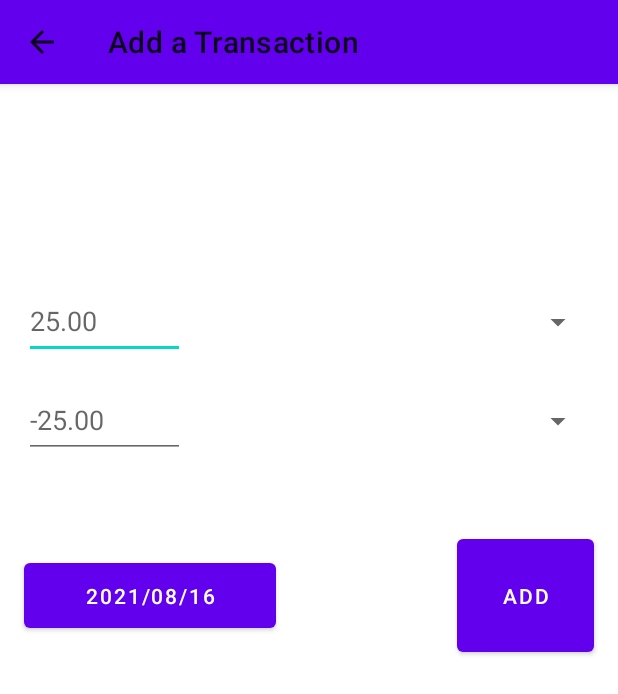
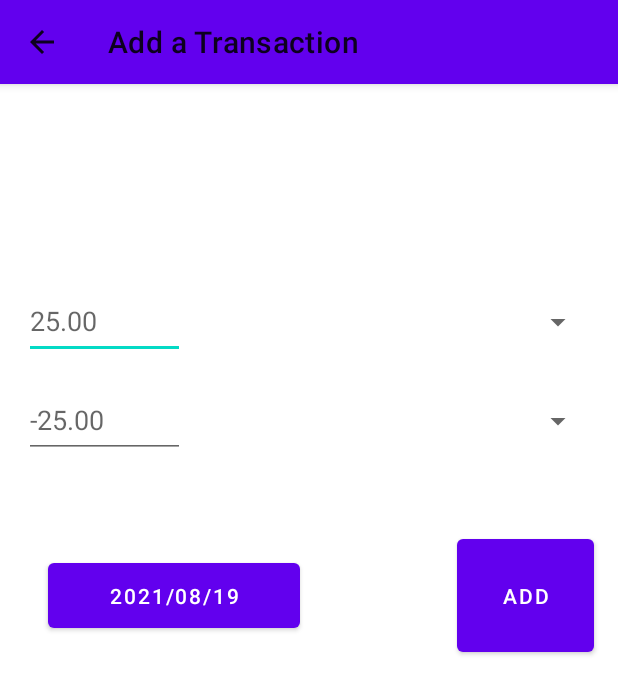
Before and after one commit to PhilipZeratul/HledgerAndroid, an Android app: the AddTransactionActivity screen opened directly, with no data from a screen before it, on a phone screen of 412 x 824 dp. Shown: the top 694 px of the screen. Run offline under Robolectric (Android 15) with nearby library versions, the phone set to English and light mode, and no system bars.

Commit message:
Default data

```diff
--- a/app/src/main/java/com/phillip/hledgerandroid/AddTransactionActivity.java
+++ b/app/src/main/java/com/phillip/hledgerandroid/AddTransactionActivity.java
@@ -118,7 +118,8 @@ public class AddTransactionActivity extends AppCompatActivity {
                 });
             }
         });
-        pickedDate = buttonDate.getText().toString();
+        pickedDate = new SimpleDateFormat("yyyy/MM/dd", Locale.US).format(new Date());
+        buttonDate.setText(pickedDate);
     }
 
     private void setupFinishedButton() {
@@ -136,7 +137,8 @@ public class AddTransactionActivity extends AppCompatActivity {
         editTextNumber2.getText().clear();
     }
 
-    // TODO: TimePicker
+    // TODO: Write to .csv file
+    private void writeToFile() {
 
-    // TODO: Write to .csv file
+    }
 }
--- a/app/src/main/res/layout/activity_display_message.xml
+++ b/app/src/main/res/layout/activity_display_message.xml
@@ -97,9 +97,9 @@
         android:id="@+id/button_date"
         android:layout_width="168dp"
         android:layout_height="55dp"
-        android:layout_marginStart="16dp"
+        android:layout_marginStart="32dp"
         android:layout_marginTop="64dp"
-        android:text="2021/08/16"
+        android:text="2000/00/00"
         app:layout_constraintStart_toStartOf="parent"
         app:layout_constraintTop_toBottomOf="@+id/editTextNumberAccount_2" />
 
```
